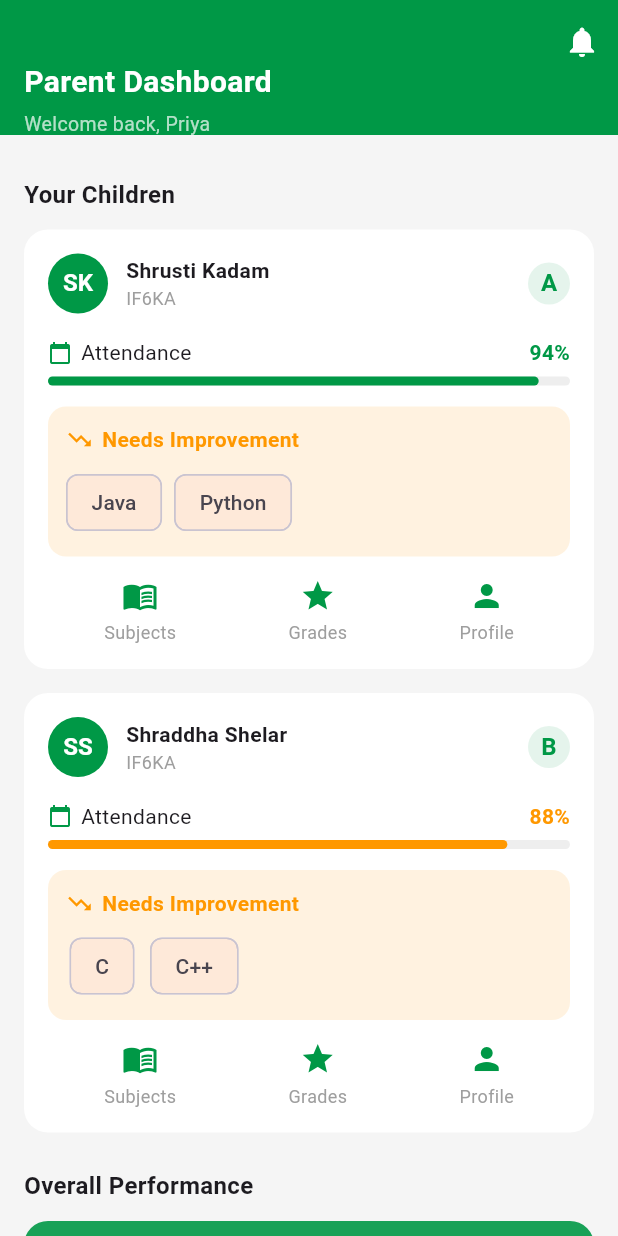
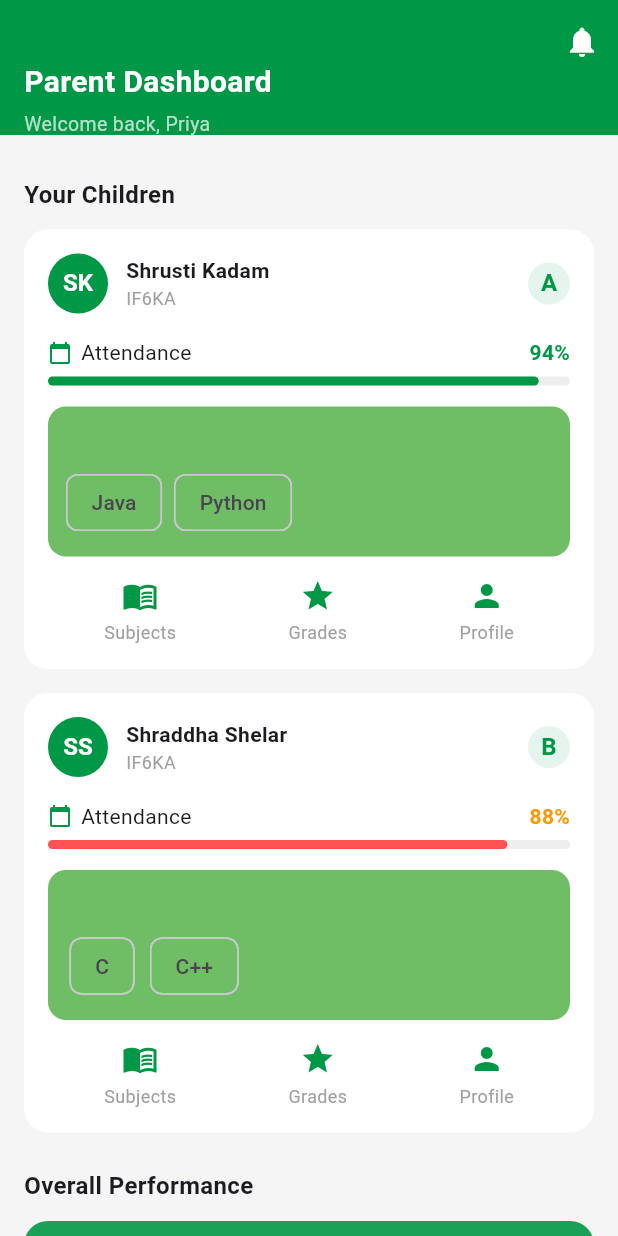
Before and after one commit to shraddhashelar18/vsmart_project, a Flutter app: the ParentDashboard screen opened directly, on a phone screen of 412 x 824 dp. Run offline on Flutter 3.47's test engine with Material 3 defaults, Android fonts, the light colour scheme and no system bars.

Commit message:
47th commit

```diff
--- a/lib/screens/dashboard/parent_dashboard.dart
+++ b/lib/screens/dashboard/parent_dashboard.dart
@@ -47,8 +47,7 @@ class ParentDashboard extends StatelessWidget {
           ],
         ),
       ),
-
-     body: SingleChildScrollView(
+      body: SingleChildScrollView(
         padding: const EdgeInsets.all(16),
         child: Column(
           crossAxisAlignment: CrossAxisAlignment.start,
@@ -247,7 +246,7 @@ class ParentDashboard extends StatelessWidget {
             value: attendance,
             minHeight: 6,
             backgroundColor: Colors.grey.shade200,
-            color: good ? green : Colors.orange,
+            color: good ? green : Colors.redAccent,
             borderRadius: BorderRadius.circular(6),
           ),
           const SizedBox(height: 14),
@@ -255,7 +254,7 @@ class ParentDashboard extends StatelessWidget {
             width: double.infinity,
             padding: const EdgeInsets.all(12),
             decoration: BoxDecoration(
-              color: Colors.orange.withOpacity(0.12),
+              color: Color.fromARGB(255, 111, 189, 101),
               borderRadius: BorderRadius.circular(12),
             ),
             child: Column(
@@ -263,11 +262,13 @@ class ParentDashboard extends StatelessWidget {
               children: [
                 const Row(
                   children: [
-                    Icon(Icons.trending_down, size: 18, color: Colors.orange),
+                    Icon(Icons.trending_down,
+                        size: 18, color: Color.fromARGB(255, 111, 189, 101)),
                     SizedBox(width: 6),
                     Text("Needs Improvement",
                         style: TextStyle(
-                            color: Colors.orange, fontWeight: FontWeight.bold)),
+                            color: Color.fromARGB(255, 111, 189, 101),
+                            fontWeight: FontWeight.bold)),
                   ],
                 ),
                 const SizedBox(height: 8),
@@ -276,7 +277,7 @@ class ParentDashboard extends StatelessWidget {
                   children: weakSubjects
                       .map((s) => Chip(
                             label: Text(s),
-                            backgroundColor: Colors.orange.withOpacity(0.15),
+                            backgroundColor: Color.fromARGB(255, 111, 189, 101),
                           ))
                       .toList(),
                 )
```
